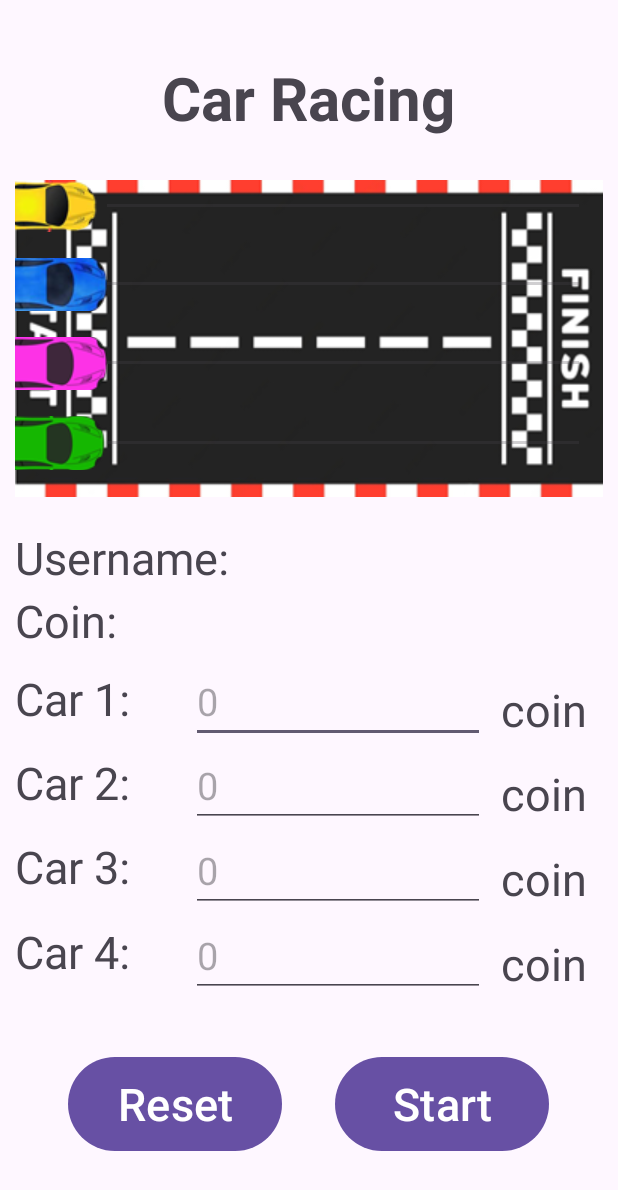
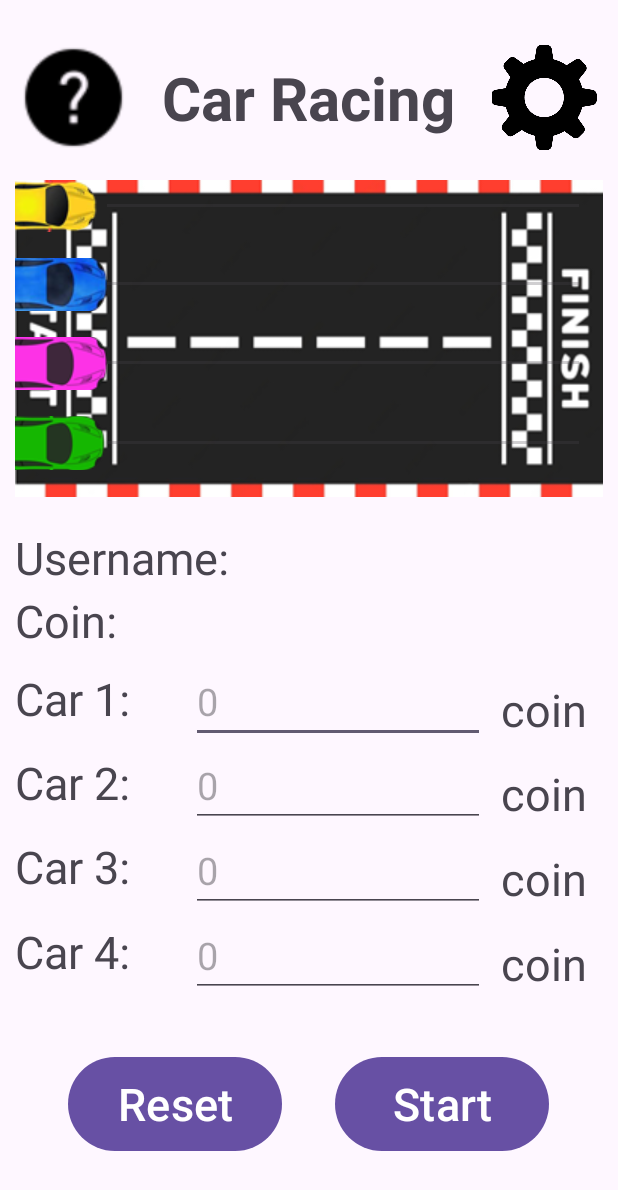
Before and after one commit to KenTheWhale/Android_Car_Racing, an Android app: the MainActivity screen opened directly, with no data from a screen before it, on a phone screen of 412 x 824 dp. Shown: the top 1190 px of the screen. Run offline under Robolectric (Android 15) with nearby library versions, the light colour scheme and no system bars; 1 statement that could not run was skipped.

Commit message:
add help, add setting

```diff
--- a/app/src/main/java/com/ken/carracing/LoginActivity.java
+++ b/app/src/main/java/com/ken/carracing/LoginActivity.java
@@ -35,8 +35,8 @@ public class LoginActivity extends Activity {
     protected void onCreate(@Nullable Bundle savedInstanceState) {
         super.onCreate(savedInstanceState);
         setContentView(R.layout.login_activity);
-        song = MediaPlayer.create(LoginActivity.this,R.raw.sword);
-        song.start();
+//        song = MediaPlayer.create(LoginActivity.this,R.raw.sword);
+//        song.start();
 
         audioManager = (AudioManager) getSystemService(AUDIO_SERVICE);
 
--- a/app/src/main/java/com/ken/carracing/SettingActivity.java
+++ b/app/src/main/java/com/ken/carracing/SettingActivity.java
@@ -21,12 +21,16 @@ public class SettingActivity extends Activity {
     private AudioManager audioManager;
     private TextView txtVolume;
     private Switch sMute;
+    private String username = "";
+    private int currentCoin = 0;
 
     @Override
     protected void onCreate(@Nullable Bundle savedInstanceState) {
         super.onCreate(savedInstanceState);
         setContentView(R.layout.setting_activity);
 
+        currentCoin = (int) getIntent().getSerializableExtra("coin");
+        username = (String) getIntent().getSerializableExtra("username");
         audioManager = (AudioManager) getSystemService(AUDIO_SERVICE);
 
         int maxVolume = audioManager.getStreamMaxVolume(AudioManager.STREAM_MUSIC);
@@ -46,6 +50,8 @@ public class SettingActivity extends Activity {
             @Override
             public void onClick(View v) {
                 Intent intent = new Intent(SettingActivity.this, MainActivity.class);
+                intent.putExtra("coin", currentCoin);
+                intent.putExtra("username", username);
                 startActivity(intent);
                 finish();
             }
--- a/app/src/main/res/layout/main_activity.xml
+++ b/app/src/main/res/layout/main_activity.xml
@@ -18,8 +18,10 @@
         android:layout_marginTop="20dp"
         android:orientation="horizontal">
 
-        <View
+        <ImageView
+            android:id="@+id/img_Help"
             android:layout_width="0dp"
+            android:src="@drawable/heplicon"
             android:layout_height="match_parent"
             android:layout_weight="2"/>
 
@@ -33,8 +35,11 @@
             android:layout_weight="6"/>
 
         <ImageView
+            android:id="@+id/img_Setting"
             android:layout_width="0dp"
-            android:layout_height="match_parent"/>
+            android:src="@drawable/setting"
+            android:layout_height="match_parent"
+            android:layout_weight="2"/>
 
     </LinearLayout>
 
```
Also changed, not shown: app/src/main/java/com/ken/carracing/MainActivity.java (+64 -1 lines), app/src/main/res/drawable/heplicon.png (added).
